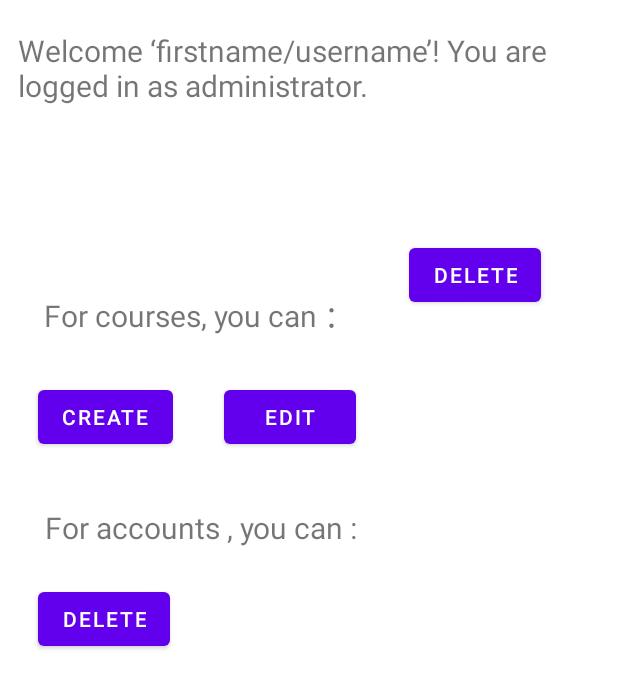
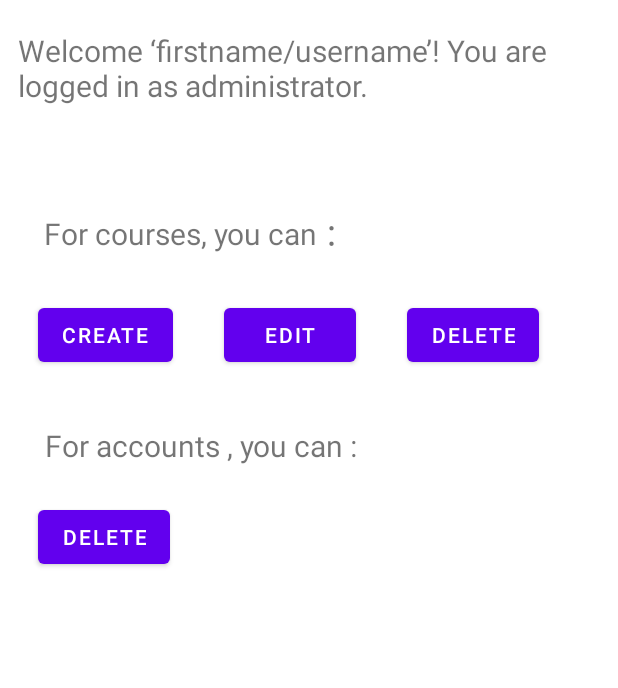
Before and after one commit to uOttawa-Summer2022/Project-Group-5, an Android app: the layout admin.xml on its own in the app's theme, with its tools: preview values and no code run, on a phone screen of 412 x 824 dp. Shown: the top 688 px of the screen. Run offline under Robolectric (Android 15) with nearby library versions, the phone set to English and light mode, and no system bars.

```diff
--- a/app/src/main/java/com/example/course_booking/SignupActivity.java
+++ b/app/src/main/java/com/example/course_booking/SignupActivity.java
@@ -42,6 +42,7 @@ public class SignupActivity extends AppCompatActivity {
         // find the radio button by returned id
 
         db = new DBHelper(this);
+        //db.insertData("Max","secret",Type.ADMIN);       <- default admin account
 
 
 
--- a/app/src/main/java/com/example/course_booking/UserModel.java
+++ b/app/src/main/java/com/example/course_booking/UserModel.java
@@ -1,6 +1,6 @@
 package com.example.course_booking;
 
-public abstract class UserModel {
+public class UserModel {
 
     private String name;
     private String password;
@@ -11,6 +11,8 @@ public abstract class UserModel {
         this.name = name;
         this.password = password;
         this.accType = accType;
+    }
+    public UserModel() {
     }
 
 
--- a/app/src/main/res/layout/admin.xml
+++ b/app/src/main/res/layout/admin.xml
@@ -6,7 +6,7 @@
     android:layout_height="match_parent">
 
     <TextView
-        android:id="@+id/textView"
+        android:id="@+id/welcomeAdmin"
         android:layout_width="400dp"
         android:layout_height="65dp"
         android:layout_marginTop="20dp"
@@ -24,7 +24,8 @@
         android:text="For courses, you can ："
         android:textSize="20dp"
         app:layout_constraintBottom_toBottomOf="parent"
-        app:layout_constraintStart_toStartOf="parent" />
+        app:layout_constraintStart_toStartOf="parent"
+        app:layout_constraintTop_toBottomOf="@+id/welcomeAdmin"/>
 
     <Button
         android:id="@+id/button"
@@ -50,11 +51,11 @@
         android:id="@+id/button3"
         android:layout_width="wrap_content"
         android:layout_height="wrap_content"
-        android:layout_marginStart="35dp"
-        android:layout_marginTop="74dp"
+        android:layout_marginStart="34dp"
+        android:layout_marginTop="2dp"
         android:text="@string/deleteCourse"
         app:layout_constraintStart_toEndOf="@+id/button2"
-        app:layout_constraintTop_toBottomOf="@+id/textView" />
+        app:layout_constraintTop_toBottomOf="@+id/textView2" />
 
     <TextView
         android:id="@+id/textView3"
```
Also changed, not shown: app/src/main/AndroidManifest.xml (+15 -0 lines), app/src/main/java/com/example/course_booking/AdminActivity.java (added, +27 -0 lines), app/src/main/java/com/example/course_booking/DBHelper.java (+24 -0 lines), app/src/main/java/com/example/course_booking/InstructorActivity.java (added, +27 -0 lines), app/src/main/java/com/example/course_booking/MainActivity.java (+14 -3 lines), app/src/main/java/com/example/course_booking/StudentActivity.java (added, +27 -0 lines).
